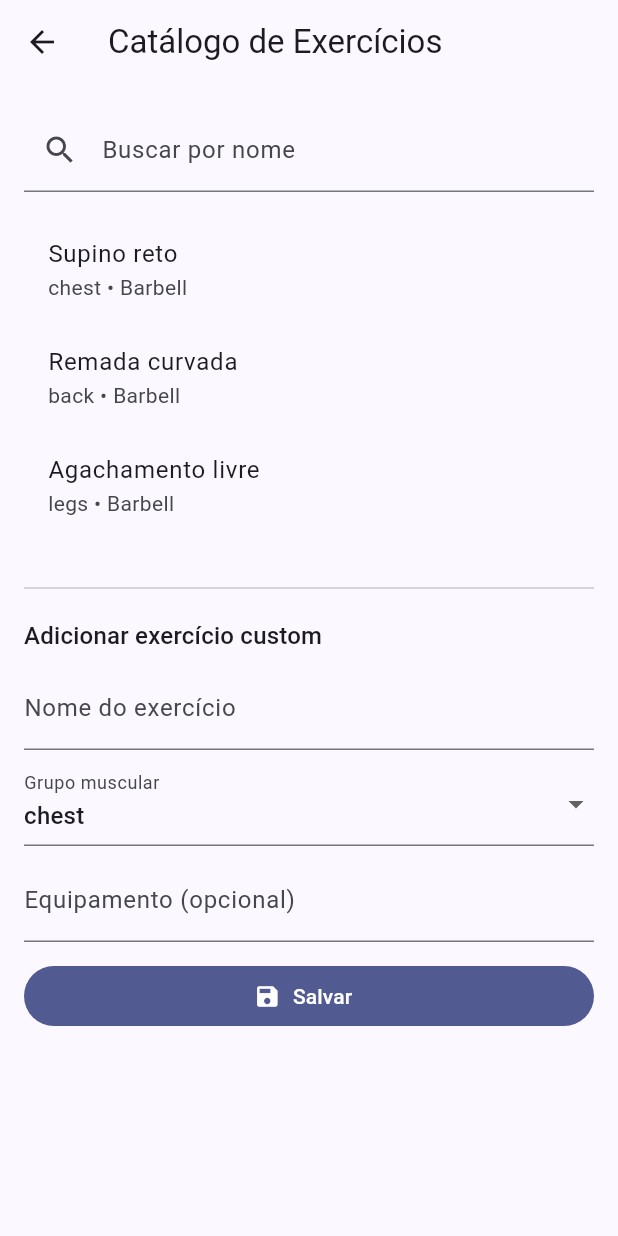
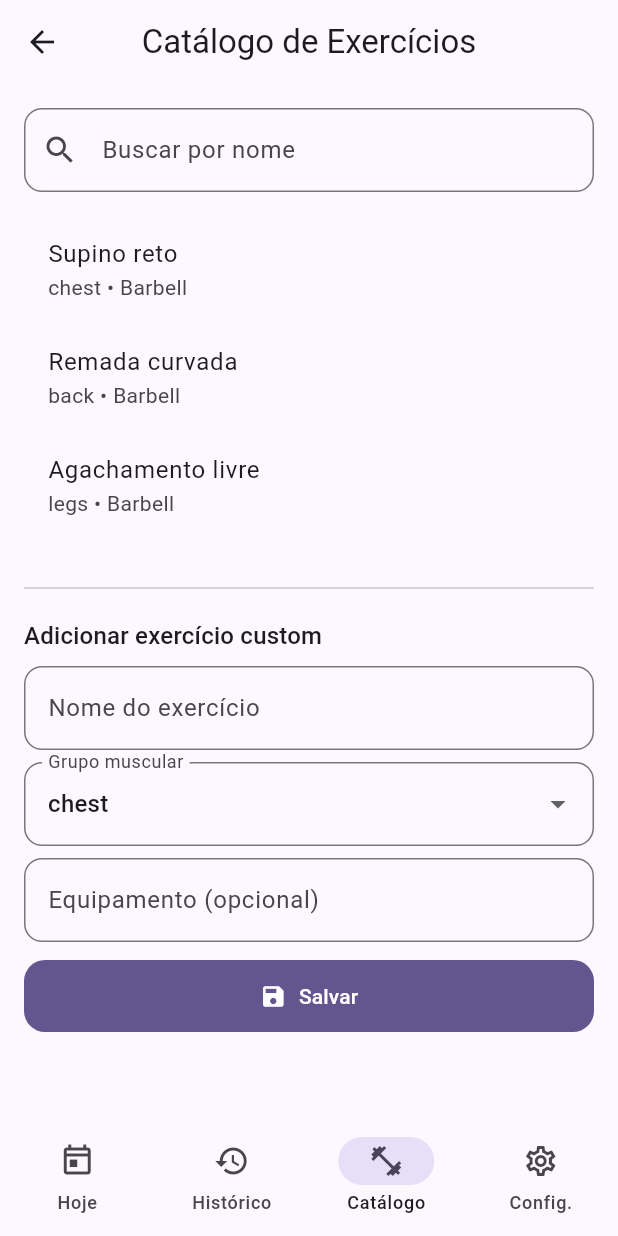
Before and after one commit to josevilanir/gym_tracker, a Flutter app: the screen it shows after launch, after a tap on the "inventory 2" icon, on a phone screen of 412 x 824 dp. Run offline on Flutter 3.47's test engine with Material 3 defaults, Android fonts, the phone set to English and light mode, and no system bars; our stand-ins replace drift, drift_sqflite, flutter_riverpod, go_router; accounts and stored records are empty; generated files the repository leaves out were written again.

Commit message:
fix(theme): usa CardThemeData no ThemeData.cardTheme para compatibilidade com SDK atual

```diff
--- a/lib/app.dart
+++ b/lib/app.dart
@@ -1,19 +1,31 @@
+// lib/app.dart
 import 'package:flutter/material.dart';
+import 'package:flutter_riverpod/flutter_riverpod.dart';
 import 'router/app_router.dart';
 import 'theme/app_theme.dart';
 
-class GymApp extends StatelessWidget {
+final _themeModeProvider = StateProvider<ThemeMode>((ref) => ThemeMode.system);
+
+class GymApp extends ConsumerWidget {
   const GymApp({super.key});
 
   @override
-  Widget build(BuildContext context) {
-    final router = createRouter();
+  Widget build(BuildContext context, WidgetRef ref) {
+    final themeMode = ref.watch(_themeModeProvider);
+
     return MaterialApp.router(
-      debugShowCheckedModeBanner: false,
       title: 'Gym Tracker',
       theme: AppTheme.light,
       darkTheme: AppTheme.dark,
+      themeMode: themeMode,
       routerConfig: router,
     );
   }
 }
+
+/// Exponho um helper para alternar tema no app (usado em SettingsPage).
+void toggleTheme(WidgetRef ref) {
+  final current = ref.read(_themeModeProvider);
+  ref.read(_themeModeProvider.notifier).state =
+      current == ThemeMode.dark ? ThemeMode.light : ThemeMode.dark;
+}
--- /dev/null
+++ b/lib/features/settings/pages/settings_page.dart
@@ -0,0 +1,45 @@
+// lib/features/settings/pages/settings_page.dart
+import 'package:flutter/material.dart';
+import 'package:flutter_riverpod/flutter_riverpod.dart';
+import '../../../app.dart';
+
+class SettingsPage extends ConsumerWidget {
+  const SettingsPage({super.key});
+
+  @override
+  Widget build(BuildContext context, WidgetRef ref) {
+    return Scaffold(
+      appBar: AppBar(title: const Text('Configurações')),
+      body: ListView(
+        padding: const EdgeInsets.all(16),
+        children: [
+          Card(
+            child: ListTile(
+              title: const Text('Tema'),
+              subtitle: const Text('Alternar entre claro/escuro'),
+              trailing: const Icon(Icons.brightness_6),
+              onTap: () => toggleTheme(ref),
+            ),
+          ),
+          const SizedBox(height: 8),
+          Card(
+            child: ListTile(
+              title: const Text('Sobre'),
+              subtitle: const Text('Gym Tracker • Versão 1.0 (preview)'),
+              onTap: () {
+                showAboutDialog(
+                  context: context,
+                  applicationName: 'Gym Tracker',
+                  applicationVersion: '1.0 (preview)',
+                  children: const [
+                    Text('Aplicativo para organizar e acompanhar treinos.'),
+                  ],
+                );
+              },
+            ),
+          ),
+        ],
+      ),
+    );
+  }
+}
--- a/lib/router/app_router.dart
+++ b/lib/router/app_router.dart
@@ -1,44 +1,140 @@
+// lib/router/app_router.dart
+import 'package:flutter/material.dart';
 import 'package:go_router/go_router.dart';
 
 import '../features/workout/pages/today_page.dart';
-import '../features/workout/pages/workout_editor_page.dart';
 import '../features/workout/pages/history_page.dart';
-import '../features/workout/pages/workout_detail_page.dart';   // rota oficial
-import '../features/exercise/pages/catalog_page.dart';         // catálogo
+import '../features/exercise/pages/catalog_page.dart';
+import '../features/settings/pages/settings_page.dart';
+import '../features/workout/pages/workout_detail_page.dart';
 
-GoRouter createRouter() {
-  return GoRouter(
-    initialLocation: '/',
+/// Rotas nomeadas (evita strings mágicas espalhadas)
+abstract class AppRoutes {
+  static const shell = '/';
+  static const today = '/today';
+  static const history = '/history';
+  static const catalog = '/catalog';
+  static const settings = '/settings';
+
+  static const workoutDetail = '/workout/:id';
+}
+
+final router = GoRouter(
+  initialLocation: AppRoutes.today,
+  routes: [
+    ShellRoute(
+      // Shell com NavigationBar persistente
+      builder: (context, state, child) {
+        return _NavShell(child: child);
+      },
       routes: [
         GoRoute(
-        path: '/',
+          path: AppRoutes.today,
           name: 'today',
-        builder: (context, state) => const TodayPage(),
+          pageBuilder: (context, state) =>
+              const NoTransitionPage(child: TodayPage()),
         ),
         GoRoute(
-        path: '/workout/new',
-        name: 'workout_new',
-        builder: (context, state) => const WorkoutEditorPage(),
+          path: AppRoutes.history,
+          name: 'history',
+          pageBuilder: (context, state) =>
+              const NoTransitionPage(child: HistoryPage()),
         ),
         GoRoute(
-        path: '/history',
-        name: 'history',
-        builder: (context, state) => const HistoryPage(),
+          path: AppRoutes.catalog,
+          name: 'catalog',
+          pageBuilder: (context, state) =>
+              const NoTransitionPage(child: CatalogPage()),
         ),
-      // ✅ nova/única rota para tela do treino
         GoRoute(
-        path: '/workout/:id',
+          path: AppRoutes.settings,
+          name: 'settings',
+          pageBuilder: (context, state) =>
+              const NoTransitionPage(child: SettingsPage()),
+        ),
+      ],
+    ),
+
+    // Detalhe de treino fica fora do shell para poder ter outras ações fullscreen
+    GoRoute(
+      path: AppRoutes.workoutDetail,
       name: 'workout_detail',
       builder: (context, state) {
         final id = state.pathParameters['id']!;
         return WorkoutDetailPage(workoutId: id);
       },
     ),
-      GoRoute(
-        path: '/catalog',
-        name: 'catalog',
-        builder: (context, state) => const CatalogPage(),
+  ],
+);
+
+/// Widget do shell com a NavigationBar inferior
+class _NavShell extends StatefulWidget {
+  const _NavShell({required this.child});
+
+  final Widget child;
+
+  @override
+  State<_NavShell> createState() => _NavShellState();
+}
+
+class _NavShellState extends State<_NavShell> {
+  int _indexFromLocation(String location) {
+    if (location.startsWith(AppRoutes.history)) return 1;
+    if (location.startsWith(AppRoutes.catalog)) return 2;
+    if (location.startsWith(AppRoutes.settings)) return 3;
+    return 0; // today
+  }
+
+  void _onTap(int index, BuildContext context) {
+    switch (index) {
+      case 0:
+        context.go(AppRoutes.today);
+        break;
+      case 1:
+        context.go(AppRoutes.history);
+        break;
+      case 2:
+        context.go(AppRoutes.catalog);
+        break;
+      case 3:
+        context.go(AppRoutes.settings);
+        break;
+    }
+  }
+
+  @override
+  Widget build(BuildContext context) {
+    final location = GoRouterState.of(context).uri.toString();
+    final currentIndex = _indexFromLocation(location);
+
+    return Scaffold(
+      body: SafeArea(child: widget.child),
+      bottomNavigationBar: NavigationBar(
+        selectedIndex: currentIndex,
+        onDestinationSelected: (i) => _onTap(i, context),
+        destinations: const [
+          NavigationDestination(
+            icon: Icon(Icons.today_outlined),
+            selectedIcon: Icon(Icons.today),
+            label: 'Hoje',
+          ),
+          NavigationDestination(
+            icon: Icon(Icons.history_outlined),
+            selectedIcon: Icon(Icons.history),
+            label: 'Histórico',
+          ),
+          NavigationDestination(
+            icon: Icon(Icons.fitness_center_outlined),
+            selectedIcon: Icon(Icons.fitness_center),
+            label: 'Catálogo',
+          ),
+          NavigationDestination(
+            icon: Icon(Icons.settings_outlined),
+            selectedIcon: Icon(Icons.settings),
+            label: 'Config.',
           ),
         ],
+      ),
     );
   }
+}
--- a/lib/theme/app_theme.dart
+++ b/lib/theme/app_theme.dart
@@ -1,15 +1,87 @@
+// lib/theme/app_theme.dart
 import 'package:flutter/material.dart';
 
 class AppTheme {
-  static ThemeData get light => ThemeData(
-        colorSchemeSeed: Colors.indigo,
+  // Ajuste a cor-semente para combinar com a identidade visual do cliente
+  static const _seed = Color(0xFF7C4DFF);
+
+  static ThemeData get light {
+    final scheme = ColorScheme.fromSeed(seedColor: _seed, brightness: Brightness.light);
+    return ThemeData(
+      colorScheme: scheme,
       useMaterial3: true,
       brightness: Brightness.light,
+      appBarTheme: AppBarTheme(
+        backgroundColor: scheme.surface,
+        foregroundColor: scheme.onSurface,
+        centerTitle: true,
+        elevation: 0,
+      ),
+      // >>> AQUI o ajuste: CardThemeData (não CardTheme)
+      cardTheme: CardThemeData(
+        elevation: 0,
+        margin: const EdgeInsets.symmetric(horizontal: 12, vertical: 8),
+        shape: RoundedRectangleBorder(borderRadius: BorderRadius.circular(16)),
+      ),
+      navigationBarTheme: NavigationBarThemeData(
+        elevation: 1,
+        indicatorShape: const StadiumBorder(),
+        backgroundColor: scheme.surface,
+      ),
+      inputDecorationTheme: const InputDecorationTheme(
+        border: OutlineInputBorder(
+          borderRadius: BorderRadius.all(Radius.circular(12)),
+        ),
+      ),
+      filledButtonTheme: FilledButtonThemeData(
+        style: FilledButton.styleFrom(
+          shape: RoundedRectangleBorder(borderRadius: BorderRadius.circular(14)),
+          padding: const EdgeInsets.symmetric(horizontal: 18, vertical: 14),
+        ),
+      ),
+      chipTheme: ChipThemeData(
+        shape: RoundedRectangleBorder(borderRadius: BorderRadius.circular(12)),
+      ),
     );
+  }
 
-  static ThemeData get dark => ThemeData(
-        colorSchemeSeed: Colors.indigo,
+  static ThemeData get dark {
+    final scheme = ColorScheme.fromSeed(seedColor: _seed, brightness: Brightness.dark);
+    return ThemeData(
+      colorScheme: scheme,
       useMaterial3: true,
       brightness: Brightness.dark,
+      appBarTheme: AppBarTheme(
+        backgroundColor: scheme.surface,
+        foregroundColor: scheme.onSurface,
+        centerTitle: true,
+        elevation: 0,
+      ),
+      // >>> AQUI o ajuste: CardThemeData (não CardTheme)
+      cardTheme: CardThemeData(
+        elevation: 0,
+        margin: const EdgeInsets.symmetric(horizontal: 12, vertical: 8),
+        shape: RoundedRectangleBorder(borderRadius: BorderRadius.circular(16)),
+      ),
+      navigationBarTheme: NavigationBarThemeData(
+        elevation: 1,
+        indicatorShape: const StadiumBorder(),
+        backgroundColor: scheme.surface,
+      ),
+      inputDecorationTheme: const InputDecorationTheme(
+        border: OutlineInputBorder(
+          borderRadius: BorderRadius.all(Radius.circular(12)),
+        ),
+      ),
+      filledButtonTheme: FilledButtonThemeData(
+        style: FilledButton.styleFrom(
+          shape: RoundedRectangleBorder(borderRadius: BorderRadius.circular(14)),
+          padding: const EdgeInsets.symmetric(horizontal: 18, vertical: 14),
+        ),
+      ),
+      chipTheme: ChipThemeData(
+        shape: RoundedRectangleBorder(borderRadius: BorderRadius.circular(12)),
+      ),
     );
   }
+}
```
Lines whose indentation alone changed are shown as unchanged.
